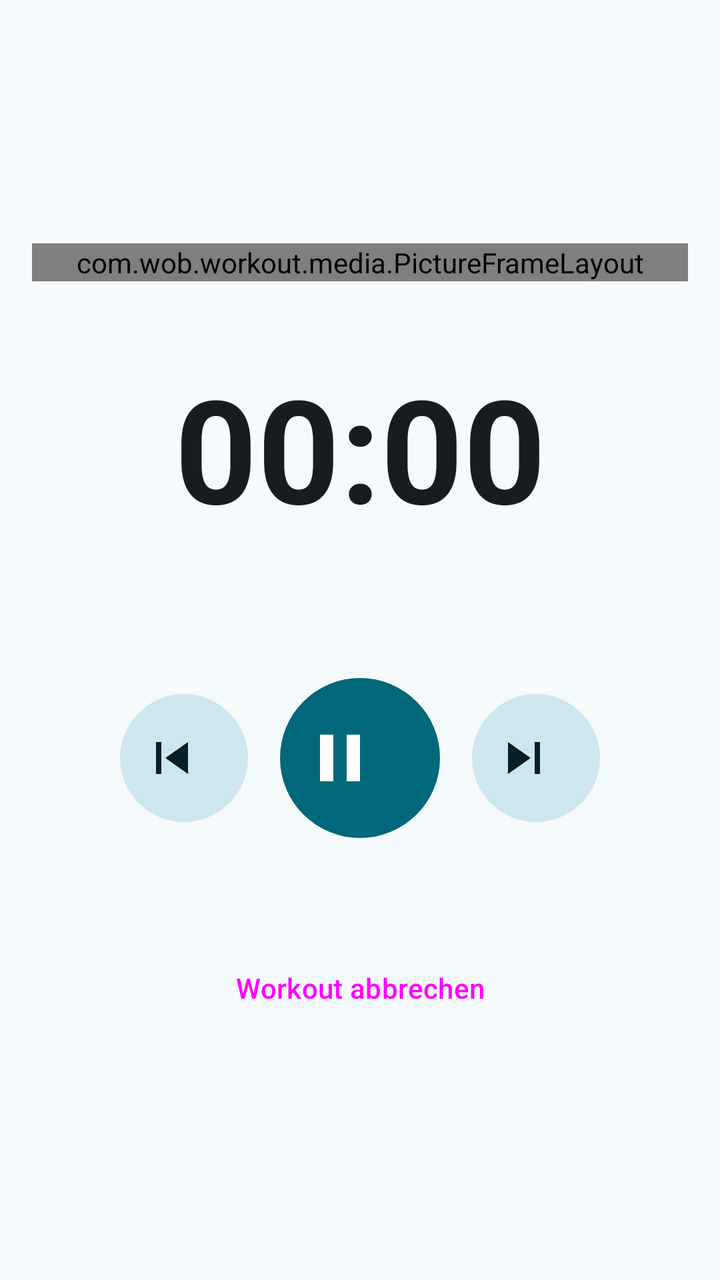
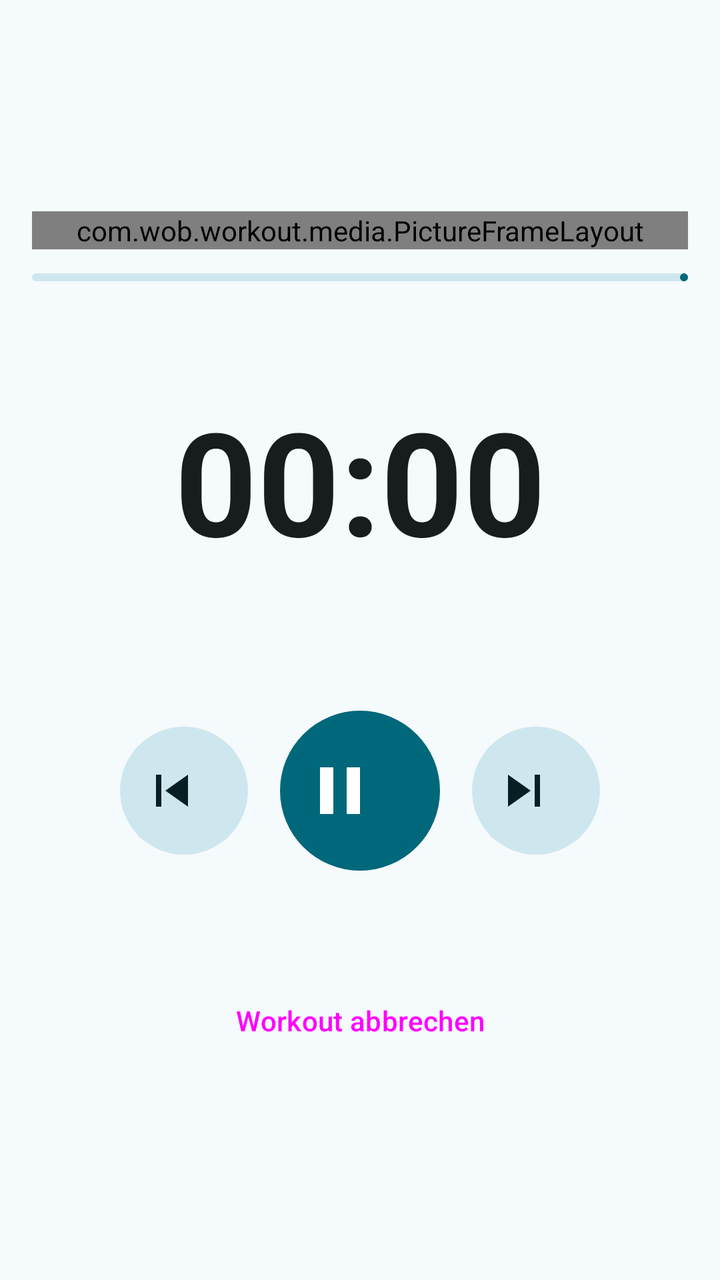

The first picture is an Android layout as it rendered before a commit; the second is the same layout after the commit. The layout source and the unified diff follow.
<!-- AndroidManifest.xml: application theme Theme.Workout -->
<!-- res/layout/fragment_player.xml -->
<?xml version="1.0" encoding="utf-8"?>
<ScrollView xmlns:android="http://schemas.android.com/apk/res/android"
    xmlns:app="http://schemas.android.com/apk/res-auto"
    android:layout_width="match_parent"
    android:layout_height="match_parent"
    android:fillViewport="true">

    <LinearLayout
        android:layout_width="match_parent"
        android:layout_height="wrap_content"
        android:gravity="center"
        android:orientation="vertical"
        android:padding="16dp">

        <com.wob.workout.media.PictureFrameLayout
            android:id="@+id/mediaFrame"
            android:layout_width="match_parent"
            android:layout_height="wrap_content"
            android:layout_gravity="center_horizontal"
            android:layout_marginBottom="16dp">

            <com.wob.workout.media.FramedImageView
                android:id="@+id/imgMedia"
                android:layout_width="match_parent"
                android:layout_height="match_parent"
                android:contentDescription="@null"/>

            <androidx.media3.ui.PlayerView
                android:id="@+id/videoPlayer"
                android:layout_width="match_parent"
                android:layout_height="match_parent"
                android:visibility="gone"
                android:keepScreenOn="true"
                app:use_controller="false"/>
        </com.wob.workout.media.PictureFrameLayout>

        <TextView
            android:id="@+id/txtState"
            android:layout_width="wrap_content"
            android:layout_height="wrap_content"
            android:letterSpacing="0.1"
            android:textColor="?attr/colorPrimary"
            android:textStyle="bold"/>

        
        <TextView
            android:id="@+id/txtTimer"
            android:layout_width="match_parent"
            android:layout_height="96dp"
            android:gravity="center"
            android:maxLines="1"
            android:text="00:00"
            android:textStyle="bold"
            app:autoSizeMaxTextSize="80sp"
            app:autoSizeMinTextSize="32sp"
            app:autoSizeTextType="uniform"/>

        <TextView
            android:id="@+id/txtTitle"
            android:layout_width="match_parent"
            android:layout_height="wrap_content"
            android:gravity="center"
            android:textSize="24sp"/>

        <TextView
            android:id="@+id/txtProgress"
            android:layout_width="wrap_content"
            android:layout_height="wrap_content"
            android:textSize="14sp"/>

        <LinearLayout
            android:id="@+id/rowTransport"
            android:layout_width="wrap_content"
            android:layout_height="wrap_content"
            android:layout_marginTop="16dp"
            android:gravity="center_vertical"
            android:orientation="horizontal">

            <com.google.android.material.button.MaterialButton
                android:id="@+id/btnPrevious"
                style="@style/Widget.Material3.Button.IconButton.Filled.Tonal"
                android:layout_width="64dp"
                android:layout_height="64dp"
                android:contentDescription="Vorherige Übung"
                android:insetLeft="0dp"
                android:insetTop="0dp"
                android:insetRight="0dp"
                android:insetBottom="0dp"
                app:icon="@drawable/ic_skip_previous"
                app:iconSize="32dp"/>

            <com.google.android.material.button.MaterialButton
                android:id="@+id/btnPause"
                style="@style/Widget.Material3.Button.IconButton.Filled"
                android:layout_width="80dp"
                android:layout_height="80dp"
                android:layout_marginStart="16dp"
                android:layout_marginEnd="16dp"
                android:contentDescription="Pause"
                android:insetLeft="0dp"
                android:insetTop="0dp"
                android:insetRight="0dp"
                android:insetBottom="0dp"
                app:icon="@drawable/ic_pause"
                app:iconSize="40dp"/>

            <com.google.android.material.button.MaterialButton
                android:id="@+id/btnNext"
                style="@style/Widget.Material3.Button.IconButton.Filled.Tonal"
                android:layout_width="64dp"
                android:layout_height="64dp"
                android:contentDescription="Nächste Übung"
                android:insetLeft="0dp"
                android:insetTop="0dp"
                android:insetRight="0dp"
                android:insetBottom="0dp"
                app:icon="@drawable/ic_skip_next"
                app:iconSize="32dp"/>
        </LinearLayout>

        <TextView
            android:id="@+id/txtDescription"
            android:layout_width="match_parent"
            android:layout_height="wrap_content"
            android:layout_marginTop="16dp"
            android:gravity="center"/>

        <Button
            android:id="@+id/btnCancel"
            style="@style/Widget.Material3.Button.TextButton"
            android:layout_width="match_parent"
            android:layout_height="wrap_content"
            android:layout_marginTop="16dp"
            android:text="Workout abbrechen"/>
    </LinearLayout>
</ScrollView>
<!-- resources referenced by this layout -->
<resources>
  <!-- drawable ic_pause (drawable) -->
  <vector xmlns:android="http://schemas.android.com/apk/res/android"
      android:width="24dp"
      android:height="24dp"
      android:viewportWidth="24"
      android:viewportHeight="24">
      <path
          android:fillColor="#FFFFFFFF"
          android:pathData="M6,19h4V5H6v14zM14,5v14h4V5h-4z"/>
  </vector>
  <!-- drawable ic_skip_next (drawable) -->
  <vector xmlns:android="http://schemas.android.com/apk/res/android"
      android:width="24dp"
      android:height="24dp"
      android:viewportWidth="24"
      android:viewportHeight="24">
      <path
          android:fillColor="#FFFFFFFF"
          android:pathData="M6,18l8.5,-6L6,6v12zM16,6v12h2V6h-2z"/>
  </vector>
  <!-- drawable ic_skip_previous (drawable) -->
  <vector xmlns:android="http://schemas.android.com/apk/res/android"
      android:width="24dp"
      android:height="24dp"
      android:viewportWidth="24"
      android:viewportHeight="24">
      <path
          android:fillColor="#FFFFFFFF"
          android:pathData="M6,6h2v12H6zM9.5,12l8.5,6V6z"/>
  </vector>
  <style name="Theme.Workout" parent="Base.Theme.Workout" />
  <color name="primary">#00687A</color>
  <color name="on_primary">#FFFFFF</color>
  <color name="primary_container">#ACEDFF</color>
  <color name="on_primary_container">#001F26</color>
  <color name="primary_inverse">#84D2E7</color>
  <color name="secondary">#4B6269</color>
  <color name="on_secondary">#FFFFFF</color>
  <color name="secondary_container">#CEE7EF</color>
  <color name="on_secondary_container">#061F25</color>
  <color name="tertiary">#565D7E</color>
  <color name="on_tertiary">#FFFFFF</color>
  <color name="tertiary_container">#DDE1FF</color>
  <color name="on_tertiary_container">#131A37</color>
  <color name="error">#BA1A1A</color>
  <color name="on_error">#FFFFFF</color>
  <color name="error_container">#FFDAD6</color>
  <color name="on_error_container">#410002</color>
  <color name="surface">#F5FAFC</color>
  <color name="on_surface">#171C1E</color>
  <color name="surface_variant">#DBE4E7</color>
  <color name="on_surface_variant">#3F484B</color>
  <color name="surface_inverse">#2B3133</color>
  <color name="on_surface_inverse">#ECF2F4</color>
  <color name="surface_dim">#D5DBDD</color>
  <color name="surface_bright">#F5FAFC</color>
  <color name="surface_container_lowest">#FFFFFF</color>
  <color name="surface_container_low">#EFF4F7</color>
  <color name="surface_container">#E9EFF1</color>
  <color name="surface_container_high">#E3E9EB</color>
  <color name="surface_container_highest">#DEE3E6</color>
  <color name="outline">#70797C</color>
  <color name="outline_variant">#BFC8CB</color>
  <!-- unchanged entries left out for length: 1 -->
</resources>

<!-- the commit's change to res/layout/fragment_player.xml (unified diff, before → after) -->
@@ -17,7 +17,7 @@
             android:layout_width="match_parent"
             android:layout_height="wrap_content"
             android:layout_gravity="center_horizontal"
-            android:layout_marginBottom="16dp">
+            android:layout_marginBottom="12dp">
 
             <com.wob.workout.media.FramedImageView
                 android:id="@+id/imgMedia"
@@ -33,6 +33,22 @@
                 android:keepScreenOn="true"
                 app:use_controller="false"/>
         </com.wob.workout.media.PictureFrameLayout>
+
+        <com.google.android.material.progressindicator.LinearProgressIndicator
+            android:id="@+id/progressWorkout"
+            android:layout_width="match_parent"
+            android:layout_height="wrap_content"
+            android:max="1000"
+            app:trackCornerRadius="2dp"/>
+
+        <TextView
+            android:id="@+id/txtWorkoutRemaining"
+            android:layout_width="wrap_content"
+            android:layout_height="wrap_content"
+            android:layout_gravity="end"
+            android:layout_marginTop="4dp"
+            android:layout_marginBottom="12dp"
+            android:textSize="12sp"/>
 
         <TextView
             android:id="@+id/txtState"
